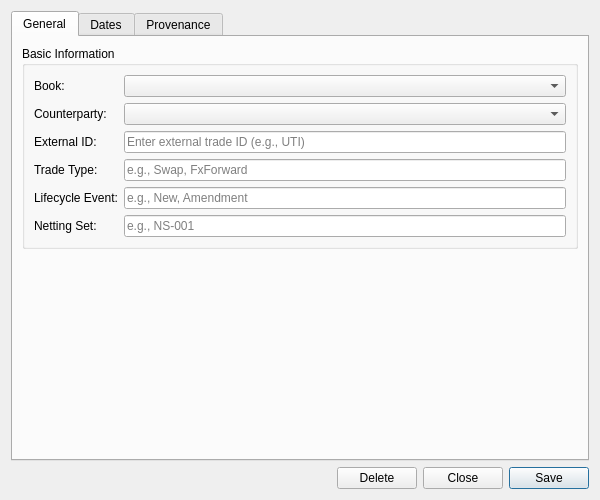
Old version of the form projects/ores.qt/ui/TradeDetailDialog.ui in the repository OreStudio/OreStudio.
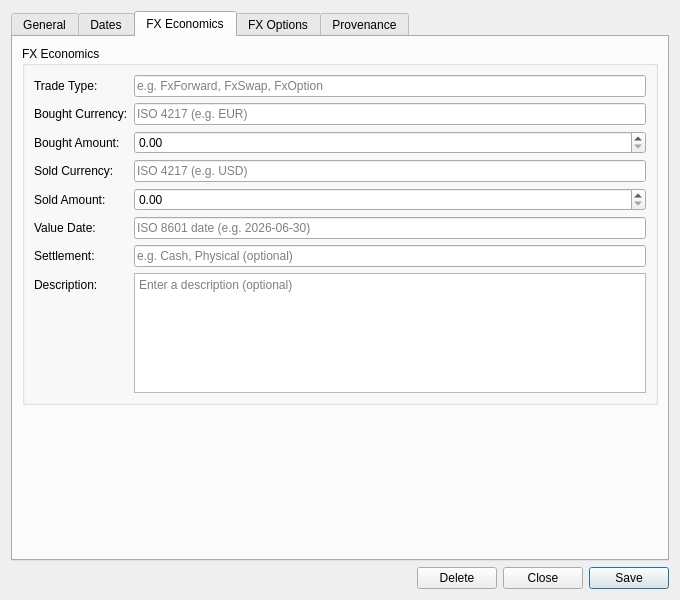
New version of the form. The open tabs and pages were chosen to show the change. Custom widgets are drawn as their Qt base class.

Commit message: [qt] Merge FX instrument into TradeDetailDialog (PR 1)

```diff
--- a/projects/ores.qt/ui/TradeDetailDialog.ui
+++ b/projects/ores.qt/ui/TradeDetailDialog.ui
@@ -6,8 +6,8 @@
    <rect>
     <x>0</x>
     <y>0</y>
-    <width>600</width>
-    <height>500</height>
+    <width>680</width>
+    <height>600</height>
    </rect>
   </property>
   <property name="sizePolicy">
@@ -18,8 +18,8 @@
   </property>
   <property name="minimumSize">
    <size>
-    <width>600</width>
-    <height>500</height>
+    <width>680</width>
+    <height>600</height>
    </size>
   </property>
   <property name="windowTitle">
@@ -218,6 +218,189 @@
        </item>
       </layout>
      </widget>
+     <!-- FX Economics tab: shown only when instrument_family == "fx" -->
+     <widget class="QWidget" name="fxEconomicsTab">
+      <attribute name="title">
+       <string>FX Economics</string>
+      </attribute>
+      <layout class="QVBoxLayout" name="fxEconomicsLayout">
+       <item>
+        <widget class="QGroupBox" name="fxEconomicsGroup">
+         <property name="title">
+          <string>FX Economics</string>
+         </property>
+         <layout class="QFormLayout" name="fxEconomicsFormLayout">
+          <item row="0" column="0">
+           <widget class="QLabel" name="labelFxTradeTypeCode">
+            <property name="text"><string>Trade Type:</string></property>
+           </widget>
+          </item>
+          <item row="0" column="1">
+           <widget class="QLineEdit" name="fxTradeTypeCodeEdit">
+            <property name="placeholderText">
+             <string>e.g. FxForward, FxSwap, FxOption</string>
+            </property>
+           </widget>
+          </item>
+          <item row="1" column="0">
+           <widget class="QLabel" name="labelFxBoughtCurrency">
+            <property name="text"><string>Bought Currency:</string></property>
+           </widget>
+          </item>
+          <item row="1" column="1">
+           <widget class="QLineEdit" name="fxBoughtCurrencyEdit">
+            <property name="placeholderText"><string>ISO 4217 (e.g. EUR)</string></property>
+           </widget>
+          </item>
+          <item row="2" column="0">
+           <widget class="QLabel" name="labelFxBoughtAmount">
+            <property name="text"><string>Bought Amount:</string></property>
+           </widget>
+          </item>
+          <item row="2" column="1">
+           <widget class="QDoubleSpinBox" name="fxBoughtAmountSpinBox">
+            <property name="decimals"><number>2</number></property>
+            <property name="minimum"><double>0.000000000000000</double></property>
+            <property name="maximum"><double>999999999999.000000000000000</double></property>
+            <property name="singleStep"><double>1000.000000000000000</double></property>
+           </widget>
+          </item>
+          <item row="3" column="0">
+           <widget class="QLabel" name="labelFxSoldCurrency">
+            <property name="text"><string>Sold Currency:</string></property>
+           </widget>
+          </item>
+          <item row="3" column="1">
+           <widget class="QLineEdit" name="fxSoldCurrencyEdit">
+            <property name="placeholderText"><string>ISO 4217 (e.g. USD)</string></property>
+           </widget>
+          </item>
+          <item row="4" column="0">
+           <widget class="QLabel" name="labelFxSoldAmount">
+            <property name="text"><string>Sold Amount:</string></property>
+           </widget>
+          </item>
+          <item row="4" column="1">
+           <widget class="QDoubleSpinBox" name="fxSoldAmountSpinBox">
+            <property name="decimals"><number>2</number></property>
+            <property name="minimum"><double>0.000000000000000</double></property>
+            <property name="maximum"><double>999999999999.000000000000000</double></property>
+            <property name="singleStep"><double>1000.000000000000000</double></property>
+           </widget>
+          </item>
+          <item row="5" column="0">
+           <widget class="QLabel" name="labelFxValueDate">
+            <property name="text"><string>Value Date:</string></property>
+           </widget>
+          </item>
+          <item row="5" column="1">
+           <widget class="QLineEdit" name="fxValueDateEdit">
+            <property name="placeholderText"><string>ISO 8601 date (e.g. 2026-06-30)</string></property>
+           </widget>
+          </item>
+          <item row="6" column="0">
+           <widget class="QLabel" name="labelFxSettlement">
+            <property name="text"><string>Settlement:</string></property>
+           </widget>
+          </item>
+          <item row="6" column="1">
+           <widget class="QLineEdit" name="fxSettlementEdit">
+            <property name="placeholderText"><string>e.g. Cash, Physical (optional)</string></property>
+           </widget>
+          </item>
+          <item row="7" column="0">
+           <widget class="QLabel" name="labelFxDescription">
+            <property name="text"><string>Description:</string></property>
+           </widget>
+          </item>
+          <item row="7" column="1">
+           <widget class="QPlainTextEdit" name="fxDescriptionEdit">
+            <property name="minimumSize">
+             <size><width>0</width><height>60</height></size>
+            </property>
+            <property name="maximumSize">
+             <size><width>16777215</width><height>120</height></size>
+            </property>
+            <property name="placeholderText">
+             <string>Enter a description (optional)</string>
+            </property>
+           </widget>
+          </item>
+         </layout>
+        </widget>
+       </item>
+       <item>
+        <spacer name="fxEconomicsSpacer">
+         <property name="orientation"><enum>Qt::Vertical</enum></property>
+         <property name="sizeHint" stdset="0">
+          <size><width>20</width><height>20</height></size>
+         </property>
+        </spacer>
+       </item>
+      </layout>
+     </widget>
+     <!-- FX Options tab: shown only for option trade types (FxOption, FxBarrierOption, etc.) -->
+     <widget class="QWidget" name="fxOptionsTab">
+      <attribute name="title">
+       <string>FX Options</string>
+      </attribute>
+      <layout class="QVBoxLayout" name="fxOptionsLayout">
+       <item>
+        <widget class="QGroupBox" name="fxOptionsGroup">
+         <property name="title">
+          <string>Option Fields</string>
+         </property>
+         <layout class="QFormLayout" name="fxOptionsFormLayout">
+          <item row="0" column="0">
+           <widget class="QLabel" name="labelFxOptionType">
+            <property name="text"><string>Option Type:</string></property>
+           </widget>
+          </item>
+          <item row="0" column="1">
+           <widget class="QLineEdit" name="fxOptionTypeEdit">
+            <property name="placeholderText">
+             <string>Call or Put</string>
+            </property>
+           </widget>
+          </item>
+          <item row="1" column="0">
+           <widget class="QLabel" name="labelFxStrikePrice">
+            <property name="text"><string>Strike Price:</string></property>
+           </widget>
+          </item>
+          <item row="1" column="1">
+           <widget class="QDoubleSpinBox" name="fxStrikePriceSpinBox">
+            <property name="decimals"><number>6</number></property>
+            <property name="minimum"><double>0.000000000000000</double></property>
+            <property name="maximum"><double>999999.000000000000000</double></property>
+            <property name="singleStep"><double>0.000100000000000</double></property>
+           </widget>
+          </item>
+          <item row="2" column="0">
+           <widget class="QLabel" name="labelFxExpiryDate">
+            <property name="text"><string>Expiry Date:</string></property>
+           </widget>
+          </item>
+          <item row="2" column="1">
+           <widget class="QLineEdit" name="fxExpiryDateEdit">
+            <property name="placeholderText">
+             <string>ISO 8601 date</string>
+            </property>
+           </widget>
+          </item>
+         </layout>
+        </widget>
+       </item>
+       <item>
+        <spacer name="fxOptionsSpacer">
+         <property name="orientation"><enum>Qt::Vertical</enum></property>
+         <property name="sizeHint" stdset="0">
+          <size><width>20</width><height>20</height></size>
+         </property>
+        </spacer>
+       </item>
+      </layout>
+     </widget>
      <widget class="QWidget" name="provenanceTab">
       <attribute name="title">
        <string>Provenance</string>
```
Left out of the diff: 23 changed lines with no effect on the pictures. The commit also changes 21 other files.
